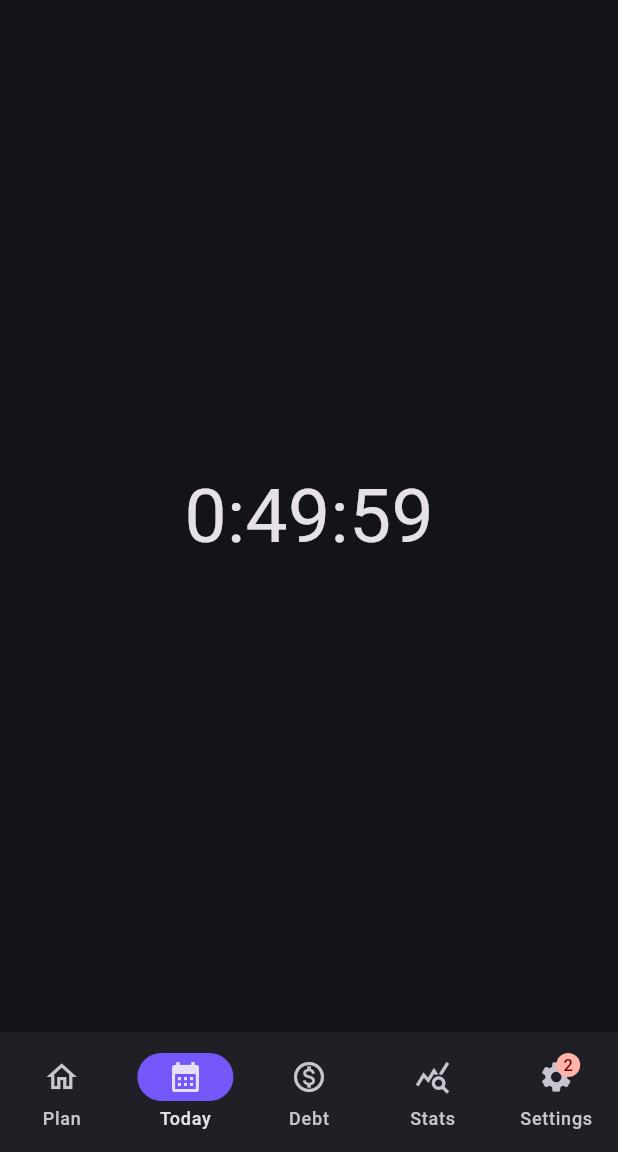
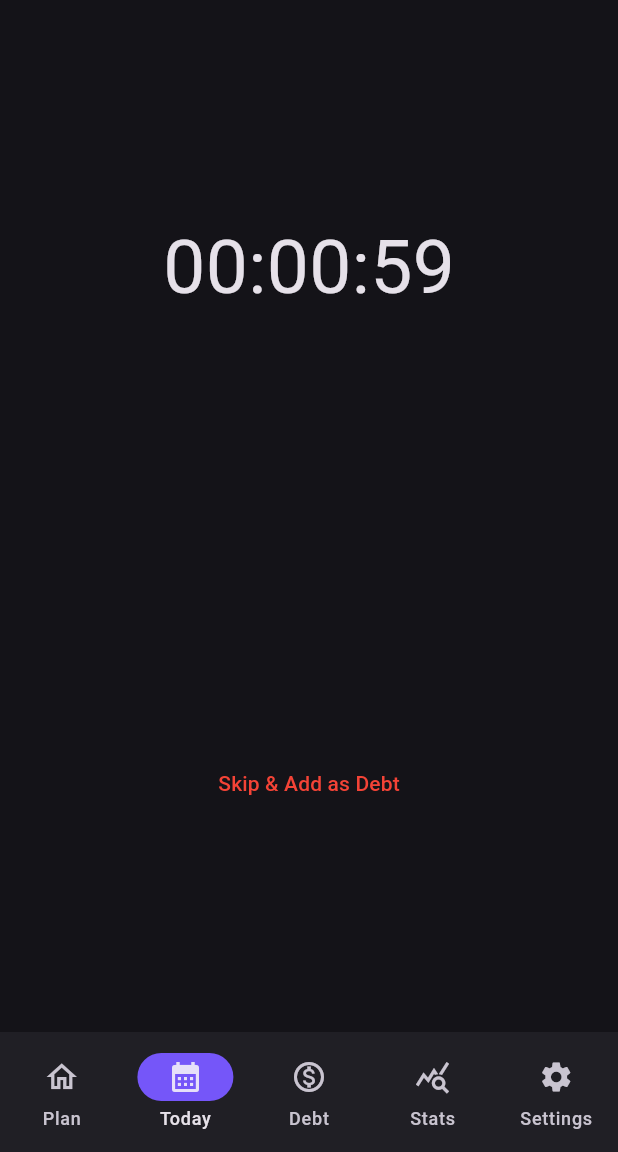
Before and after one commit to DinosDevv/productivity, a Flutter app: the screen it shows after launch, item 2 of the bottom bar chosen, on a phone screen of 412 x 824 dp, the part 84-1236 px from its top. Run offline on Flutter 3.47's test engine with Material 3 defaults, Android fonts, the phone set to English and light mode, and no system bars; our stand-ins replace hive_flutter; missing offline and left inert: timer_widget; accounts and stored records are empty.

Commit message:
Fixed a bug where timer wouldn't show time properly formatted

```diff
--- /dev/null
+++ b/lib/bugs.txt
@@ -0,0 +1,5 @@
+- If timer is 60 mins for a split second the widget shows 1:60:0 instead of 60:00
+- Timer count is not saved
+- Navigating between screens through MainScreen requires minutes even when navigating somewhere other than the TodayScreen
+- Need to add Theme -> Delete misc/colors.dart
+- Timer goes below zero WTF!!
--- a/lib/screens/main_screen.dart
+++ b/lib/screens/main_screen.dart
@@ -7,14 +7,22 @@ import 'today_screen.dart';
 import '../misc/colors.dart';
 
 class MainScreen extends StatefulWidget {
-  const MainScreen({super.key});
+
+  final int index;
+
+  // This is gonna be spaghetti code and I will probably need to fix it soon
+
+  final int minutes;
+
+  const MainScreen({super.key, required this.index, required this.minutes});
 
   @override
   State<MainScreen> createState() => _MainScreenState();
 }
 
 class _MainScreenState extends State<MainScreen> {
-  int currentPageIndex = 0;
+  late int currentPageIndex = widget.index;
+  late int minutes = widget.minutes;
 
   @override
   Widget build(BuildContext context) {
@@ -52,14 +60,14 @@ class _MainScreenState extends State<MainScreen> {
             label: 'Stats',
           ),
           NavigationDestination(
-            icon: Badge(label: Text('2'), child: Icon(Icons.settings)),
+            icon: Icon(Icons.settings),
             label: 'Settings',
           ),
         ],
       ),
-      body: <Widget>[
+      body:<Widget>[
         TaskScreen(),
-        TodayScreen(),
+        TodayScreen(minutes: minutes),
         DebtScreen(),
         StatsScreen(),
         SettingsScreen(),
--- a/lib/screens/today_screen.dart
+++ b/lib/screens/today_screen.dart
@@ -1,16 +1,25 @@
 import 'package:flutter/material.dart';
+import 'package:productivity/widgets/buttons/skip_btn.dart';
 import 'package:productivity/widgets/plan_timer.dart';
 import 'package:timer_widget/timer_widget.dart';
 
 class TodayScreen extends StatelessWidget {
-  const TodayScreen({super.key});
+
+  final int minutes;
+  const TodayScreen({super.key, required this.minutes});
 
   @override
   Widget build(BuildContext context) {
     TimerWidgetController.start('countdown');
     return Scaffold(
       body: Center(
-        child: PlanTimer(minutes: 50),
+        child: Column(
+          mainAxisAlignment: MainAxisAlignment.spaceAround,
+          children: [
+            PlanTimer(minutes: minutes),
+            SkipBtn(),
+          ],
+        )
       ),
     );
   }
--- a/lib/widgets/main_mat.dart
+++ b/lib/widgets/main_mat.dart
@@ -21,7 +21,7 @@ class Main extends StatelessWidget {
           ),
         ),
       ),
-      home: const MainScreen(),
+      home: const MainScreen(index: 0, minutes: 0),
       debugShowCheckedModeBanner: false,
     );
   }
--- a/lib/widgets/plan_timer.dart
+++ b/lib/widgets/plan_timer.dart
@@ -19,6 +19,7 @@ class PlanTimer extends StatefulWidget {
 class _PlanTimerState extends State<PlanTimer> {
   late int seconds = widget.minutes*60;
   Timer? timer;
+
 
   @override
   void initState() {
@@ -45,12 +46,31 @@ class _PlanTimerState extends State<PlanTimer> {
 
   @override
   Widget build(BuildContext context) {
+    int _hours, _minutes, _seconds;
+
+    _hours = seconds ~/ 3600;
+    _minutes = seconds ~/ 60;
+    _seconds = seconds % 60;
+
+    String _hoursTxt = _hours.toString(), _minutesTxt = _minutes.toString(), _secondsTxt = _seconds.toString();
+
+    // Make the text on the timer so that it shows properly 00:00:00 instead of 1:1:1 if hours/minutes/seconds < 9
+
+    if(_minutes < 9) {
+      _minutesTxt = '0$_minutes';
+    }
+    if(_hours < 9) {
+      _hoursTxt = '0$_hours';
+    }
+    if(_seconds < 9) {
+      _secondsTxt = '0$_seconds';
+    }
+
     return Text(
-      '${seconds ~/ 3600}:${seconds ~/ 60}:${seconds%60}',
+      '$_hoursTxt:$_minutesTxt:$_secondsTxt',
       style: TextStyle(
         fontSize: 50,
       ),
-
     );
   }
 }
```
Also changed, not shown: lib/screens/task_screen.dart (+15 -1 lines), lib/widgets/task.dart (+16 -4 lines).
